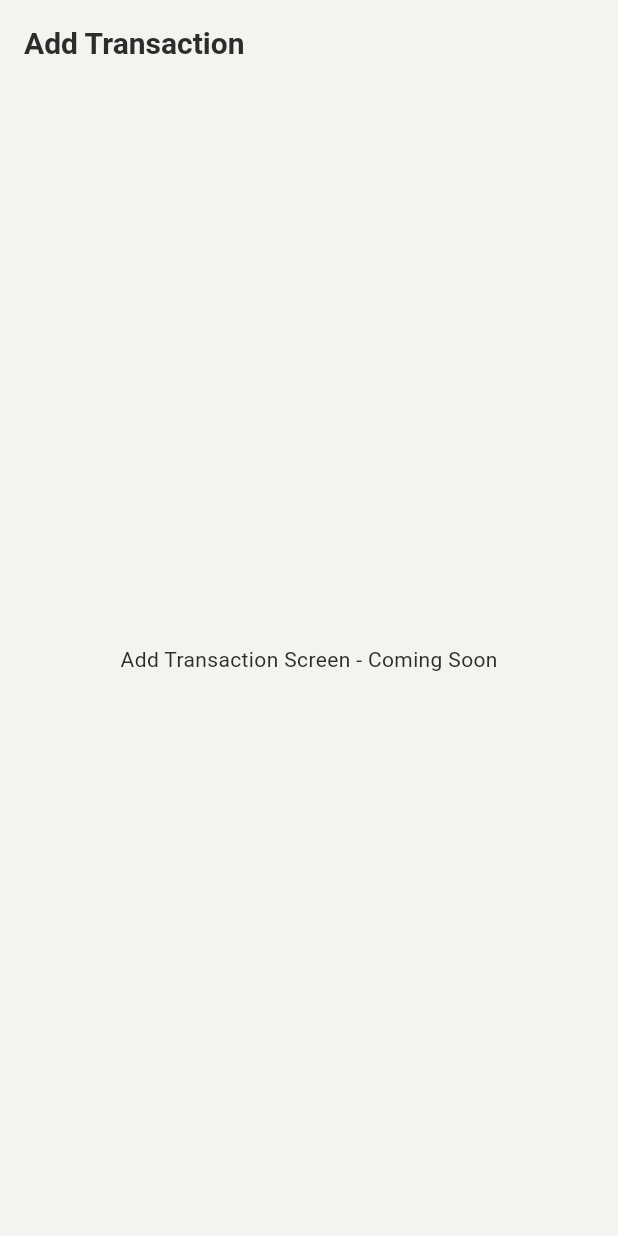
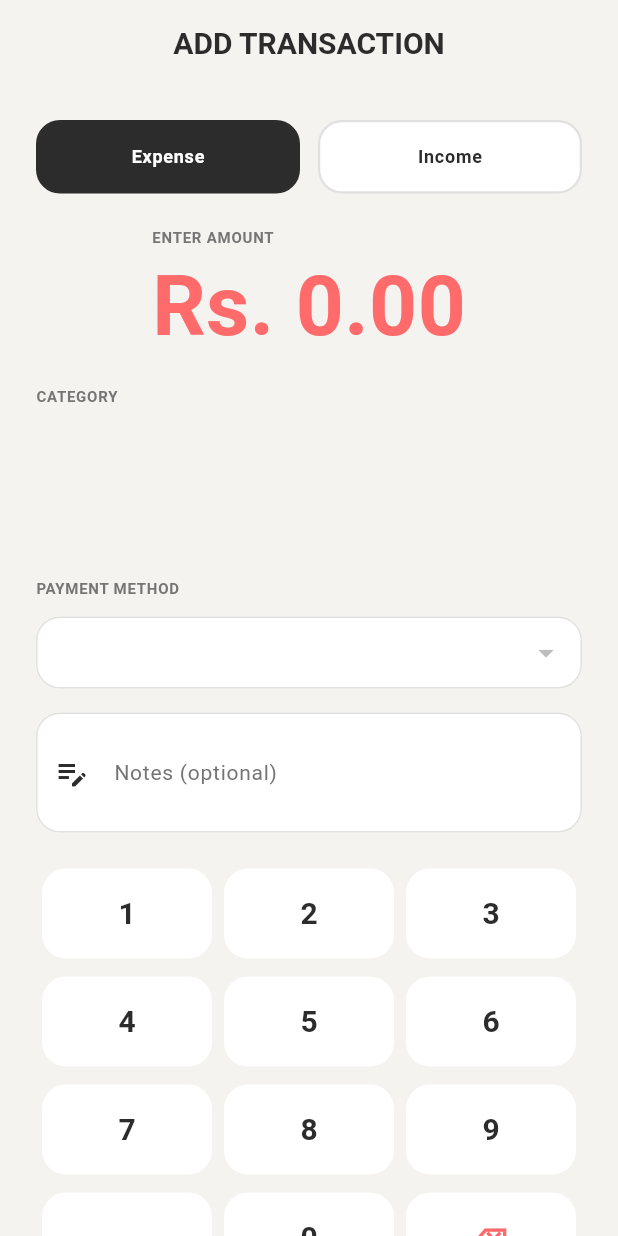
Before and after one commit to Rabinn1011/finance-tracker-app, a Flutter app: the AddTransactionScreen screen opened by its route, on a phone screen of 412 x 824 dp. Run offline on Flutter 3.47's test engine with Material 3 defaults, Android fonts, the phone set to English and light mode, and no system bars; our stand-ins replace flutter_dotenv, go_router, package_info_plus, supabase_flutter; accounts and stored records are empty; Roboto replaces fonts that are missing (SF Pro).

Commit message:
Transaction logic added

```diff
--- a/lib/models/category_model.dart
+++ b/lib/models/category_model.dart
@@ -1,41 +1,42 @@
 class Category {
   final String id;
-  final String userId;
+  final String? userId;
   final String name;
   final String icon;
-  final String color; // Hex color code
+  final String color;
   final String type; // 'expense' or 'income'
-  final bool isDefault;
-  final DateTime createdAt;
+  final bool? isDefault;
+  final DateTime? createdAt;
 
   Category({
     required this.id,
-    required this.userId,
+    this.userId,
     required this.name,
     required this.icon,
     required this.color,
     required this.type,
-    required this.isDefault,
-    required this.createdAt,
+    this.isDefault,
+    this.createdAt,
   });
 
-  // Check if this is an expense category
+  // Getters
+  bool get safeIsDefault => isDefault ?? false;
   bool get isExpense => type == 'expense';
-
-  // Check if this is an income category
   bool get isIncome => type == 'income';
 
   // Create from JSON (from Supabase)
   factory Category.fromJson(Map<String, dynamic> json) {
     return Category(
       id: json['id'] as String,
-      userId: json['user_id'] as String,
+      userId: json['user_id'] as String?,
       name: json['name'] as String,
       icon: json['icon'] as String,
       color: json['color'] as String,
       type: json['type'] as String,
-      isDefault: json['is_default'] as bool? ?? false,
-      createdAt: DateTime.parse(json['created_at'] as String),
+      isDefault: json['is_default'] as bool?,
+      createdAt: json['created_at'] != null
+          ? DateTime.parse(json['created_at'] as String)
+          : null,
     );
   }
 
@@ -49,7 +50,7 @@ class Category {
       'color': color,
       'type': type,
       'is_default': isDefault,
-      'created_at': createdAt.toIso8601String(),
+      'created_at': createdAt?.toIso8601String(),
     };
   }
 
--- a/lib/models/payment_method_model.dart
+++ b/lib/models/payment_method_model.dart
@@ -1,52 +1,60 @@
 class PaymentMethod {
   final String id;
-  final String userId;
+  final String? userId;
   final String name;
-  final String type; // 'ewallet', 'bank', 'cash'
+  final String type;
   final String icon;
-  final double balance;
-  final bool isActive;
-  final DateTime createdAt;
-  final DateTime updatedAt;
+  final double? balance;
+  final bool? isActive;
+  final DateTime? createdAt;
+  final DateTime? updatedAt;
 
   PaymentMethod({
     required this.id,
-    required this.userId,
+    this.userId,
     required this.name,
     required this.type,
     required this.icon,
-    required this.balance,
-    required this.isActive,
-    required this.createdAt,
-    required this.updatedAt,
+    this.balance,
+    this.isActive,
+    this.createdAt,
+    this.updatedAt,
   });
 
-  // Check if this is an e-wallet
-  bool get isEwallet => type == 'ewallet';
+  // Getters for safe access
+  double get safeBalance => balance ?? 0.0;
+  bool get safeIsActive => isActive ?? true;
 
-  // Check if this is a bank account
+  // Check if payment method is an e-wallet
+  bool get isEWallet => type == 'ewallet';
+
+  // Check if payment method is a bank account
   bool get isBank => type == 'bank';
 
-  // Check if this is cash
+  // Check if payment method is cash
   bool get isCash => type == 'cash';
 
   // Format balance with currency
   String formattedBalance(String currencySymbol) {
-    return '$currencySymbol ${balance.toStringAsFixed(2)}';
+    return '$currencySymbol ${safeBalance.toStringAsFixed(2)}';
   }
 
   // Create from JSON (from Supabase)
   factory PaymentMethod.fromJson(Map<String, dynamic> json) {
     return PaymentMethod(
       id: json['id'] as String,
-      userId: json['user_id'] as String,
+      userId: json['user_id'] as String?,
       name: json['name'] as String,
       type: json['type'] as String,
       icon: json['icon'] as String,
-      balance: (json['balance'] as num).toDouble(),
-      isActive: json['is_active'] as bool? ?? true,
-      createdAt: DateTime.parse(json['created_at'] as String),
-      updatedAt: DateTime.parse(json['updated_at'] as String),
+      balance: (json['balance'] as num?)?.toDouble(),
+      isActive: json['is_active'] as bool?,
+      createdAt: json['created_at'] != null
+          ? DateTime.parse(json['created_at'] as String)
+          : null,
+      updatedAt: json['updated_at'] != null
+          ? DateTime.parse(json['updated_at'] as String)
+          : null,
     );
   }
 
@@ -60,8 +68,8 @@ class PaymentMethod {
       'icon': icon,
       'balance': balance,
       'is_active': isActive,
-      'created_at': createdAt.toIso8601String(),
-      'updated_at': updatedAt.toIso8601String(),
+      'created_at': createdAt?.toIso8601String(),
+      'updated_at': updatedAt?.toIso8601String(),
     };
   }
 
@@ -92,7 +100,7 @@ class PaymentMethod {
 
   @override
   String toString() {
-    return 'PaymentMethod(id: $id, name: $name, type: $type, balance: $balance)';
+    return 'PaymentMethod(id: $id, name: $name, type: $type, balance: $safeBalance)';
   }
 
   @override
--- a/lib/providers/category_provider.dart
+++ b/lib/providers/category_provider.dart
@@ -26,12 +26,12 @@ class CategoryProvider extends ChangeNotifier {
 
   // Get default categories
   List<Category> get defaultCategories {
-    return _categories.where((cat) => cat.isDefault).toList();
+    return _categories.where((cat) => cat.safeIsDefault).toList();
   }
 
   // Get custom categories
   List<Category> get customCategories {
-    return _categories.where((cat) => !cat.isDefault).toList();
+    return _categories.where((cat) => !cat.safeIsDefault).toList();
   }
 
   // Get category by ID
--- a/lib/providers/payment_method_provider.dart
+++ b/lib/providers/payment_method_provider.dart
@@ -17,7 +17,7 @@ class PaymentMethodProvider extends ChangeNotifier {
 
   // Get total balance across all payment methods
   double get totalBalance {
-    return _paymentMethods.fold(0.0, (sum, method) => sum + method.balance);
+    return _paymentMethods.fold(0.0, (sum, method) => sum + method.safeBalance);
   }
 
   // Get payment method by ID
--- a/lib/routes/app_routes.dart
+++ b/lib/routes/app_routes.dart
@@ -5,6 +5,7 @@ import '../screens/auth/signup_screen.dart';
 import '../core/constants/app_colors.dart';
 import '../core/constants/app_text_styles.dart';
 import 'package:package_info_plus/package_info_plus.dart';
+import'../screens/add_transaction/add_transaction_screen.dart';
 
 // import '../screens/auth/forgot_password_screen.dart';
 import '../screens/home/home_page.dart';
@@ -241,18 +242,6 @@ class ForgotPasswordScreen extends StatelessWidget {
   }
 }
 
-class AddTransactionScreen extends StatelessWidget {
-  const AddTransactionScreen({super.key});
-
-  @override
-  Widget build(BuildContext context) {
-    return Scaffold(
-      appBar: AppBar(title: const Text('Add Transaction')),
-      body: const Center(child: Text('Add Transaction Screen - Coming Soon')),
-    );
-  }
-}
-
 class AnalyticsScreen extends StatelessWidget {
   const AnalyticsScreen({super.key});
 
--- /dev/null
+++ b/lib/screens/add_transaction/add_transaction_screen.dart
@@ -0,0 +1,497 @@
+import 'package:flutter/material.dart';
+import 'package:provider/provider.dart';
+import 'package:go_router/go_router.dart';
+import '../../core/constants/app_colors.dart';
+import '../../core/constants/app_text_styles.dart';
+import '../../core/constants/app_constants.dart';
+import '../../providers/category_provider.dart';
+import '../../providers/payment_method_provider.dart';
+import '../../providers/transaction_provider.dart';
+import '../../models/category_model.dart' as model;
+import '../../models/payment_method_model.dart';
+
+class AddTransactionScreen extends StatefulWidget {
+  const AddTransactionScreen({super.key});
+
+  @override
+  State<AddTransactionScreen> createState() => _AddTransactionScreenState();
+}
+
+class _AddTransactionScreenState extends State<AddTransactionScreen> {
+  String _transactionType = 'expense'; // 'expense' or 'income'
+  double _amount = 0.0;
+  String _amountDisplay = '0.00';
+  model.Category? _selectedCategory;
+  PaymentMethod? _selectedPaymentMethod;
+  final _notesController = TextEditingController();
+  DateTime _selectedDate = DateTime.now();
+
+  @override
+  void initState() {
+    super.initState();
+    _loadData();
+  }
+
+  @override
+  void dispose() {
+    _notesController.dispose();
+    super.dispose();
+  }
+
+  Future<void> _loadData() async {
+    final categoryProvider = context.read<CategoryProvider>();
+    final paymentProvider = context.read<PaymentMethodProvider>();
+
+    await Future.wait([
+      categoryProvider.loadCategories(),
+      paymentProvider.loadPaymentMethods(),
+    ]);
+
+    // Auto-select first category and payment method
+    if (mounted) {
+      setState(() {
+        final categories = _transactionType == 'expense'
+            ? categoryProvider.expenseCategories
+            : categoryProvider.incomeCategories;
+        _selectedCategory = categories.isNotEmpty ? categories.first : null;
+
+        final paymentMethods = paymentProvider.paymentMethods;
+        _selectedPaymentMethod = paymentMethods.isNotEmpty ? paymentMethods.first : null;
+      });
+    }
+  }
+
+  void _onNumberTap(String value) {
+    setState(() {
+      if (value == '⌫') {
+        // Backspace
+        if (_amountDisplay.length > 1) {
+          _amountDisplay = _amountDisplay.substring(0, _amountDisplay.length - 1);
+        } else {
+          _amountDisplay = '0';
+        }
+      } else if (value == '.') {
+        // Decimal point
+        if (!_amountDisplay.contains('.')) {
+          _amountDisplay += '.';
+        }
+      } else {
+        // Number
+        if (_amountDisplay == '0' || _amountDisplay == '0.00') {
+          _amountDisplay = value;
+        } else {
+          _amountDisplay += value;
+        }
+      }
+
+      // Update amount
+      _amount = double.tryParse(_amountDisplay) ?? 0.0;
+    });
+  }
+
+  Future<void> _saveTransaction() async {
+    if (_amount <= 0) {
+      ScaffoldMessenger.of(context).showSnackBar(
+        const SnackBar(
+          content: Text('Please enter an amount'),
+          backgroundColor: AppColors.error,
+        ),
+      );
+      return;
+    }
+
+    if (_selectedCategory == null) {
+      ScaffoldMessenger.of(context).showSnackBar(
+        const SnackBar(
+          content: Text('Please select a category'),
+          backgroundColor: AppColors.error,
+        ),
+      );
+      return;
+    }
+
+    if (_selectedPaymentMethod == null) {
+      ScaffoldMessenger.of(context).showSnackBar(
+        const SnackBar(
+          content: Text('Please select a payment method'),
+          backgroundColor: AppColors.error,
+        ),
+      );
+      return;
+    }
+
+    final transactionProvider = context.read<TransactionProvider>();
+
+    final success = await transactionProvider.createTransaction(
+      paymentMethodId: _selectedPaymentMethod!.id,
+      categoryId: _selectedCategory!.id,
+      amount: _amount,
+      type: _transactionType,
+      notes: _notesController.text.isNotEmpty ? _notesController.text : null,
+      transactionDate: _selectedDate,
+    );
+
+    if (success && mounted) {
+      // Reload payment methods to get updated balance
+      await context.read<PaymentMethodProvider>().loadPaymentMethods();
+
+      ScaffoldMessenger.of(context).showSnackBar(
+        const SnackBar(
+          content: Text('Transaction added successfully!'),
+          backgroundColor: AppColors.success,
+        ),
+      );
+      context.pop();
+    } else if (mounted) {
+      ScaffoldMessenger.of(context).showSnackBar(
+        SnackBar(
+          content: Text(transactionProvider.errorMessage ?? 'Failed to add transaction'),
+          backgroundColor: AppColors.error,
+        ),
+      );
+    }
+  }
+
+  @override
+  Widget build(BuildContext context) {
+    final categoryProvider = context.watch<CategoryProvider>();
+    final paymentProvider = context.watch<PaymentMethodProvider>();
+
+    final categories = _transactionType == 'expense'
+        ? categoryProvider.expenseCategories
+        : categoryProvider.incomeCategories;
+
+    final paymentMethods = paymentProvider.paymentMethods;
+
+    return Scaffold(
+      backgroundColor: AppColors.background,
+      appBar: AppBar(
+        title: const Text('ADD TRANSACTION'),
+        centerTitle: true,
+        elevation: 0,
+        backgroundColor: Colors.transparent,
+      ),
+      body: SafeArea(
+        child: SingleChildScrollView(
+          child: Padding(
+            padding: const EdgeInsets.only(bottom: AppConstants.spacing24),
+            child: Column(
+              children: [
+                // Transaction Type Toggle
+                Padding(
+                  padding: const EdgeInsets.all(AppConstants.spacing24),
+                  child: Row(
+                    children: [
+                      Expanded(
+                        child: _buildTypeButton('Expense', 'expense'),
+                      ),
+                      const SizedBox(width: AppConstants.spacing12),
+                      Expanded(
+                        child: _buildTypeButton('Income', 'income'),
+                      ),
+                    ],
+                  ),
+                ),
+
+                // Amount Display
+                Padding(
+                  padding: const EdgeInsets.symmetric(horizontal: AppConstants.spacing24),
+                  child: Column(
+                    crossAxisAlignment: CrossAxisAlignment.start,
+                    children: [
+                      Text(
+                        'ENTER AMOUNT',
+                        style: AppTextStyles.labelSmall.copyWith(
+                          color: AppColors.textSecondary,
+                        ),
+                      ),
+                      const SizedBox(height: AppConstants.spacing8),
+                      Text(
+                        'Rs. $_amountDisplay',
+                        style: AppTextStyles.amountInput.copyWith(
+                          color: _transactionType == 'expense' ? AppColors.error : AppColors.success,
+                        ),
+                      ),
+                    ],
+                  ),
+                ),
+
+                const SizedBox(height: AppConstants.spacing24),
+
+                // Category Selection
+                Padding(
+                  padding: const EdgeInsets.symmetric(horizontal: AppConstants.spacing24),
+                  child: Column(
+                    crossAxisAlignment: CrossAxisAlignment.start,
+                    children: [
+                      Text(
+                        'CATEGORY',
+                        style: AppTextStyles.labelSmall.copyWith(
+                          color: AppColors.textSecondary,
+                        ),
+                      ),
+                      const SizedBox(height: AppConstants.spacing12),
+                      SizedBox(
+                        height: 80,
+                        child: ListView.builder(
+                          scrollDirection: Axis.horizontal,
+                          itemCount: categories.length,
+                          itemBuilder: (context, index) {
+                            final category = categories[index];
+                            final isSelected = _selectedCategory?.id == category.id;
+                            return Padding(
+                              padding: const EdgeInsets.only(right: AppConstants.spacing12),
+                              child: _buildCategoryButton(category, isSelected),
+                            );
+                          },
+                        ),
+                      ),
+                    ],
+                  ),
+                ),
+
+                const SizedBox(height: AppConstants.spacing24),
+
+                // Payment Method Selection
+                Padding(
+                  padding: const EdgeInsets.symmetric(horizontal: AppConstants.spacing24),
+                  child: Column(
+                    crossAxisAlignment: CrossAxisAlignment.start,
+                    children: [
+                      Text(
+                        'PAYMENT METHOD',
+                        style: AppTextStyles.labelSmall.copyWith(
+                          color: AppColors.textSecondary,
+                        ),
+                      ),
+                      const SizedBox(height: AppConstants.spacing12),
+                      DropdownButtonFormField<PaymentMethod>(
+                        value: _selectedPaymentMethod,
+                        decoration: const InputDecoration(
+                          contentPadding: EdgeInsets.symmetric(
+                            horizontal: AppConstants.spacing16,
+                            vertical: AppConstants.spacing12,
+                          ),
+                        ),
+                        items: paymentMethods.map((method) {
+                          return DropdownMenuItem(
+                            value: method,
+                            child: Text(method.name),
+                          );
+                        }).toList(),
+                        onChanged: (value) {
+                          setState(() {
+                            _selectedPaymentMethod = value;
+                          });
+                        },
+                      ),
+                    ],
+                  ),
+                ),
+
+                const SizedBox(height: AppConstants.spacing16),
+
+                // Notes Field
+                Padding(
+                  padding: const EdgeInsets.symmetric(horizontal: AppConstants.spacing24),
+                  child: TextFormField(
+                    controller: _notesController,
+                    decoration: const InputDecoration(
+                      labelText: 'Notes (optional)',
+                      hintText: 'Add a note...',
+                      prefixIcon: Icon(Icons.edit_note),
+                    ),
+                    maxLines: 2,
+                  ),
+                ),
+
+                const SizedBox(height: AppConstants.spacing24),
+
+                // Number Pad
+                _buildNumberPad(),
+
+                const SizedBox(height: AppConstants.spacing16),
+
+                // Confirm Button
+                Padding(
+                  padding: const EdgeInsets.symmetric(horizontal: AppConstants.spacing24),
+                  child: SizedBox(
+                    width: double.infinity,
+                    child: ElevatedButton(
+                      onPressed: _saveTransaction,
+                      child: const Text('CONFIRM TRANSACTION'),
+                    ),
+                  ),
+                ),
+              ],
+            ),
+          ),
+        ),
+      ),
+    );
+  }
+
+  Widget _buildTypeButton(String label, String type) {
+    final isSelected = _transactionType == type;
+    return InkWell(
+      onTap: () {
+        setState(() {
+          _transactionType = type;
+          // Reset category when type changes
+          final categoryProvider = context.read<CategoryProvider>();
+          final categories = type == 'expense'
+              ? categoryProvider.expenseCategories
+              : categoryProvider.incomeCategories;
+          _selectedCategory = categories.isNotEmpty ? categories.first : null;
+        });
+      },
+      child: Container(
+        padding: const EdgeInsets.symmetric(vertical: AppConstants.spacing16),
+        decoration: BoxDecoration(
+          color: isSelected ? AppColors.primary : AppColors.surface,
+          borderRadius: BorderRadius.circular(AppConstants.radiusMedium),
+          border: Border.all(
+            color: isSelected ? AppColors.primary : AppColors.border,
+            width: 1.5,
+          ),
+        ),
+        child: Center(
+          child: Text(
+            label,
+            style: AppTextStyles.labelMedium.copyWith(
+              color: isSelected ? AppColors.textOnDark : AppColors.textPrimary,
+              fontWeight: FontWeight.w600,
+            ),
+          ),
+        ),
+      ),
+    );
+  }
+
+  Widget _buildCategoryButton(model.Category category, bool isSelected) {
+    final color = _getCategoryColor(category.color);
+    return InkWell(
+      onTap: () {
+        setState(() {
+          _selectedCategory = category;
+        });
+      },
+      child: Container(
+        width: 72,
+        padding: const EdgeInsets.all(AppConstants.spacing8),
+        decoration: BoxDecoration(
+          color: isSelected ? color.withOpacity(0.2) : AppColors.surface,
+          borderRadius: BorderRadius.circular(AppConstants.radiusMedium),
+          border: Border.all(
+            color: isSelected ? color : AppColors.border,
+            width: isSelected ? 2 : 1,
+          ),
+        ),
+        child: Column(
+          mainAxisAlignment: MainAxisAlignment.center,
+          children: [
+            Icon(
+              _getCategoryIcon(category.icon),
+              color: color,
+              size: 28,
+            ),
+            const SizedBox(height: 4),
+            Text(
+              category.name.split(' ').first, // First word only
+              style: AppTextStyles.labelSmall.copyWith(
+                color: AppColors.textPrimary,
+                fontSize: 9,
+              ),
+              textAlign: TextAlign.center,
+              maxLines: 1,
+              overflow: TextOverflow.ellipsis,
+            ),
+          ],
+        ),
+      ),
+    );
+  }
+
+  Widget _buildNumberPad() {
+    return Container(
+      padding: const EdgeInsets.symmetric(horizontal: AppConstants.spacing24),
+      child: Column(
+        children: [
+          _buildNumberRow(['1', '2', '3']),
+          const SizedBox(height: AppConstants.spacing12),
+          _buildNumberRow(['4', '5', '6']),
+          const SizedBox(height: AppConstants.spacing12),
+          _buildNumberRow(['7', '8', '9']),
+          const SizedBox(height: AppConstants.spacing12),
+          _buildNumberRow(['.', '0', '⌫']),
+        ],
+      ),
+    );
+  }
+
+  Widget _buildNumberRow(List<String> numbers) {
+    return Row(
+      children: numbers.map((number) {
+        return Expanded(
+          child: Padding(
+            padding: const EdgeInsets.symmetric(horizontal: 4),
+            child: InkWell(
+              onTap: () => _onNumberTap(number),
+              borderRadius: BorderRadius.circular(AppConstants.radiusMedium),
+              child: Container(
+                height: 60,
+                decoration: BoxDecoration(
+                  color: AppColors.surface,
+                  borderRadius: BorderRadius.circular(AppConstants.radiusMedium),
+                ),
+                child: Center(
+                  child: Text(
+                    number,
+                    style: AppTextStyles.headlineMedium.copyWith(
+                      color: number == '⌫' ? AppColors.error : AppColors.textPrimary,
+                    ),
+                  ),
+                ),
+              ),
+            ),
+          ),
+        );
+      }).toList(),
+    );
+  }
+
+  Color _getCategoryColor(String colorHex) {
+    try {
+      return Color(int.parse(colorHex.replaceFirst('#', '0xFF')));
+    } catch (e) {
+      return AppColors.primary;
+    }
+  }
+
+  IconData _getCategoryIcon(String iconName) {
+    switch (iconName) {
+      case 'food':
+        return Icons.restaurant;
+      case 'shopping':
+        return Icons.shopping_bag;
+      case 'travel':
+        return Icons.flight;
+      case 'bills':
+        return Icons.receipt;
+      case 'entertainment':
+        return Icons.movie;
+      case 'healthcare':
+        return Icons.local_hospital;
+      case 'education':
+        return Icons.school;
+      case 'salary':
+        return Icons.account_balance_wallet;
+      case 'freelance':
+        return Icons.work;
+      case 'investment':
+        return Icons.trending_up;
+      default:
+        return Icons.category;
+    }
+  }
+}
--- a/lib/widgets/main_navigation.dart
+++ b/lib/widgets/main_navigation.dart
@@ -33,7 +33,7 @@ class _MainNavigationState extends State<MainNavigation> {
       // Center FAB - handled separately
         break;
       case 3:
-        context.go(AppRoutes.paymentMethods);
+        context.push(AppRoutes.paymentMethods);
         break;
       case 4:
         context.push(AppRoutes.profile);
```
Also changed, not shown: lib/providers/transaction_provider.dart (+14 -0 lines), lib/screens/home/home_page.dart (+16 -5 lines), lib/services/supabase_service.dart (+6 -1 lines).
